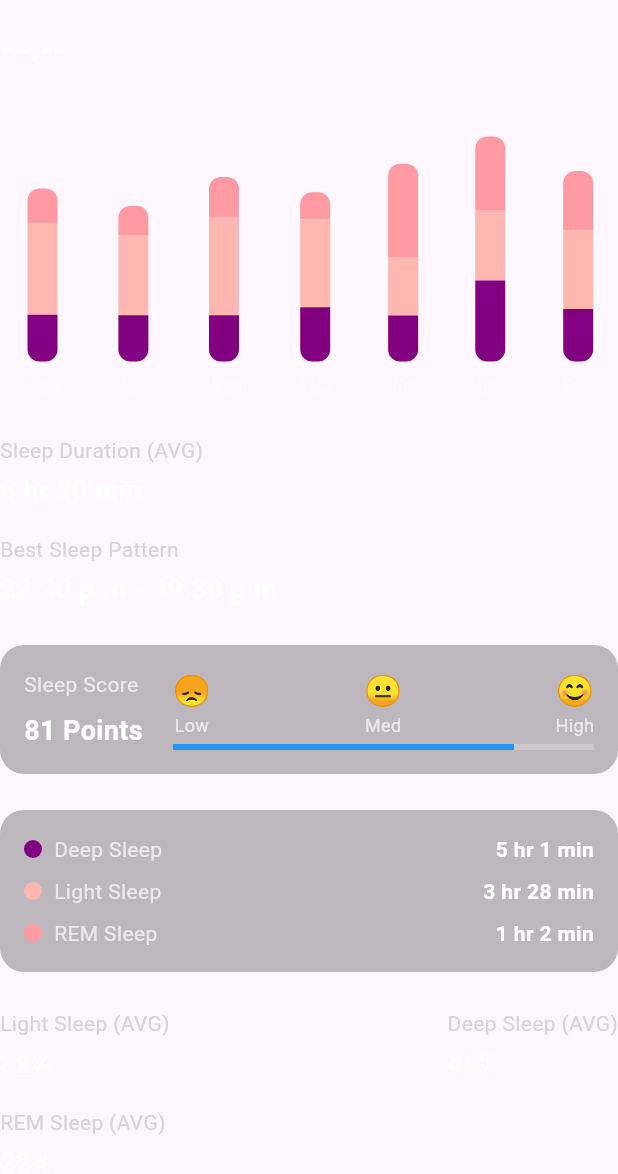
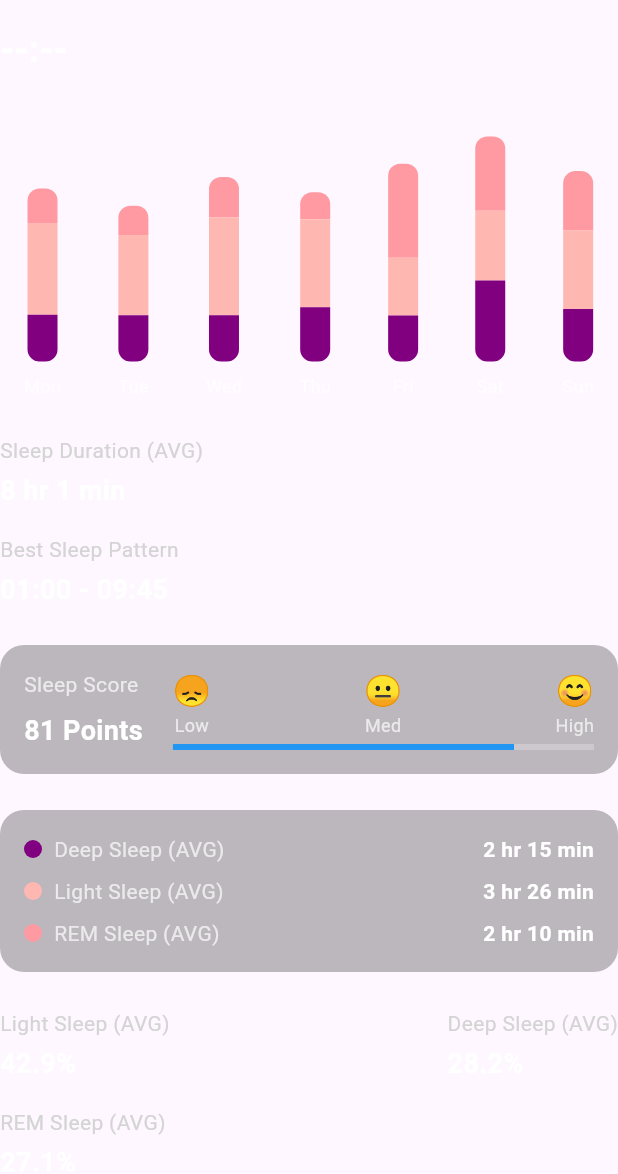
Before and after one commit to punipyuni/SleepPal, a Flutter app: the WeekStatisticsView widget shown alone on an empty page, opened directly, on a phone screen of 412 x 824 dp. Shown: the top 1174 px of the screen. Run offline on Flutter 3.47's test engine with Material 3 defaults, Android fonts, the phone set to English and light mode, and no system bars; our stand-ins replace dash_chat_2, fl_chart; missing offline and left inert: health.

Commit message:
update week_stat_view

```diff
--- a/lib/widgets/Stats/sleep_stat_provider.dart
+++ b/lib/widgets/Stats/sleep_stat_provider.dart
@@ -169,6 +169,64 @@ String get selectedDayWakeUpTime {
     notifyListeners();
   }
 
+   Duration get averageSleepDuration {
+    final totalDuration = _weeklyData.fold(Duration.zero, (sum, day) => sum + day['duration']);
+    return Duration(minutes: totalDuration.inMinutes ~/ _weeklyData.length);
+  }
+
+  String get averageSleepDurationString {
+    final avg = averageSleepDuration;
+    return '${avg.inHours} hr ${avg.inMinutes.remainder(60)} min';
+  }
+
+  String get bestSleepPattern {
+    // This is a simplified version. You might want to implement a more sophisticated algorithm.
+    final bestDay = _weeklyData.reduce((a, b) => a['duration'] > b['duration'] ? a : b);
+    final sleepTime = bestDay['sleepingTime'] as DateTime;
+    final wakeTime = bestDay['wakeUpTime'] as DateTime;
+    return '${sleepTime.hour.toString().padLeft(2, '0')}:${sleepTime.minute.toString().padLeft(2, '0')} - '
+           '${wakeTime.hour.toString().padLeft(2, '0')}:${wakeTime.minute.toString().padLeft(2, '0')}';
+  }
+
+  double get averageLightSleepPercentage {
+    final totalLight = _weeklyData.fold(0.0, (sum, day) => sum + (day['light'] as Duration).inMinutes);
+    final totalSleep = _weeklyData.fold(0.0, (sum, day) => sum + (day['duration'] as Duration).inMinutes);
+    return (totalLight / totalSleep) * 100;
+  }
+
+  double get averageDeepSleepPercentage {
+    final totalDeep = _weeklyData.fold(0.0, (sum, day) => sum + (day['deep'] as Duration).inMinutes);
+    final totalSleep = _weeklyData.fold(0.0, (sum, day) => sum + (day['duration'] as Duration).inMinutes);
+    return (totalDeep / totalSleep) * 100;
+  }
+
+  double get averageRemSleepPercentage {
+    final totalRem = _weeklyData.fold(0.0, (sum, day) => sum + (day['rem'] as Duration).inMinutes);
+    final totalSleep = _weeklyData.fold(0.0, (sum, day) => sum + (day['duration'] as Duration).inMinutes);
+    return (totalRem / totalSleep) * 100;
+  }
+
+  Duration get averageDeepSleepDuration {
+    final totalDeep = _weeklyData.fold(Duration.zero, (sum, day) => sum + (day['deep'] as Duration));
+    return Duration(minutes: totalDeep.inMinutes ~/ _weeklyData.length);
+  }
+
+  Duration get averageLightSleepDuration {
+    final totalLight = _weeklyData.fold(Duration.zero, (sum, day) => sum + (day['light'] as Duration));
+    return Duration(minutes: totalLight.inMinutes ~/ _weeklyData.length);
+  }
+
+  Duration get averageRemSleepDuration {
+    final totalRem = _weeklyData.fold(Duration.zero, (sum, day) => sum + (day['rem'] as Duration));
+    return Duration(minutes: totalRem.inMinutes ~/ _weeklyData.length);
+  }
+
+  // You can add a method to calculate sleep score if needed
+  int calculateSleepScore() {
+    // Implement your sleep score calculation logic here
+    // This is a placeholder implementation
+    return 81;
+  }
 
   DateTime getDateForIndex(int index) {
     return _currentWeekStart.add(Duration(days: index));
--- a/lib/widgets/Stats/week_stat_view.dart
+++ b/lib/widgets/Stats/week_stat_view.dart
@@ -2,8 +2,7 @@ import 'package:flutter/material.dart';
 import 'package:provider/provider.dart';
 import 'sleep_stat_provider.dart';
 import 'statistic_item.dart';
-import 'sleep_phase_chart.dart';
-import 'sleep_pie_chart.dart';
+
 
 class WeekStatisticsView extends StatelessWidget {
   @override
@@ -27,29 +26,32 @@ class WeekStatisticsView extends StatelessWidget {
               onBarSelected: provider.selectDayInWeekView,
             ),
             SizedBox(height: 24),
-
-            StatisticItem(title: 'Sleep Duration (AVG)', value: '6 hr 30 min'),
+            StatisticItem(title: 'Sleep Duration (AVG)', value: provider.averageSleepDurationString),
             SizedBox(height: 16),
-            StatisticItem(
-                title: 'Best Sleep Pattern', value: '22:30 p.m - 09:30 p.m'),
+            StatisticItem(title: 'Best Sleep Pattern', value: provider.bestSleepPattern),
             SizedBox(height: 24),
-            SleepScoreWidget(score: 81),
+            SleepScoreWidget(score: provider.calculateSleepScore()),
             SizedBox(height: 24),
-            SleepPhasesWidget(
-              deepSleep: Duration(hours: 5, minutes: 1),
-              lightSleep: Duration(hours: 3, minutes: 28),
-              remSleep: Duration(hours: 1, minutes: 2),
-            ),
+            SleepPhasesWidget(),
             SizedBox(height: 24),
             Row(
               mainAxisAlignment: MainAxisAlignment.spaceBetween,
               children: [
-                StatisticItem(title: 'Light Sleep (AVG)', value: '32%'),
-                StatisticItem(title: 'Deep Sleep (AVG)', value: '46%'),
+                StatisticItem(
+                  title: 'Light Sleep (AVG)',
+                  value: '${provider.averageLightSleepPercentage.toStringAsFixed(1)}%'
+                ),
+                StatisticItem(
+                  title: 'Deep Sleep (AVG)',
+                  value: '${provider.averageDeepSleepPercentage.toStringAsFixed(1)}%'
+                ),
               ],
             ),
             SizedBox(height: 16),
-            StatisticItem(title: 'REM Sleep (AVG)', value: '22%'),
+            StatisticItem(
+              title: 'REM Sleep (AVG)',
+              value: '${provider.averageRemSleepPercentage.toStringAsFixed(1)}%'
+            ),
           ],
         );
       },
@@ -57,11 +59,40 @@ class WeekStatisticsView extends StatelessWidget {
   }
 }
 
-class WeeklyBarChart extends StatelessWidget {
+
+class WeeklyBarChart extends StatefulWidget {
   final List<Map<String, dynamic>> data;
   final Function(int?) onBarSelected;
 
   WeeklyBarChart({required this.data, required this.onBarSelected});
+
+  @override
+  _WeeklyBarChartState createState() => _WeeklyBarChartState();
+}
+
+class _WeeklyBarChartState extends State<WeeklyBarChart>
+    with SingleTickerProviderStateMixin {
+  late AnimationController _controller;
+  late Animation<double> _animation;
+
+  @override
+  void initState() {
+    super.initState();
+    _controller = AnimationController(
+      duration: const Duration(seconds: 1),
+      vsync: this,
+    );
+
+    // Start the animation
+    _animation = Tween<double>(begin: 0, end: 1).animate(_controller);
+    _controller.forward();
+  }
+
+  @override
+  void dispose() {
+    _controller.dispose();
+    super.dispose();
+  }
 
   @override
   Widget build(BuildContext context) {
@@ -72,26 +103,27 @@ class WeeklyBarChart extends StatelessWidget {
       padding: EdgeInsets.symmetric(horizontal: 16),
       child: Row(
         mainAxisAlignment: MainAxisAlignment.spaceBetween,
-        children: List.generate(data.length, (index) {
-          final item = data[index];
+        children: List.generate(widget.data.length, (index) {
+          final item = widget.data[index];
           final double remFactor = item['remFactor'] ?? 0.0;
           final double lightFactor = item['lightFactor'] ?? 0.0;
           final double deepFactor = item['deepFactor'] ?? 0.0;
           final double heightFactor = item['heightFactor'] ?? 0.0;
           final String day = item['day'] ?? 'N/A';
-          final Duration totalDuration = item['totalDuration'] ?? Duration.zero;
-
           final bool isSelected = provider.selectedWeekDayIndex == index;
 
           return GestureDetector(
-            onTap: () => onBarSelected(isSelected ? null : index),
+            onTap: () => widget.onBarSelected(isSelected ? null : index),
             child: Column(
               mainAxisAlignment: MainAxisAlignment.end,
               children: [
                 Flexible(
-                  child: Container(
+                  child: AnimatedBuilder(
+                    animation: _animation,
+                    builder: (context, child) {
+                      return Container(
                         width: 20,
-                    height: 150 * heightFactor,
+                        height: (150 * heightFactor) * _animation.value,
                         decoration: BoxDecoration(
                           border: isSelected
                               ? Border.all(color: Colors.white, width: 2)
@@ -105,6 +137,8 @@ class WeeklyBarChart extends StatelessWidget {
                             _buildSegment(deepFactor, Color(0xFF800080), isBottomSegment: true),
                           ],
                         ),
+                      );
+                    },
                   ),
                 ),
                 SizedBox(height: 8),
@@ -113,7 +147,8 @@ class WeeklyBarChart extends StatelessWidget {
                   style: TextStyle(
                     color: isSelected ? Colors.white : Colors.white70,
                     fontSize: 12,
-                    fontWeight: isSelected ? FontWeight.bold : FontWeight.normal,
+                    fontWeight:
+                        isSelected ? FontWeight.bold : FontWeight.normal,
                   ),
                 ),
               ],
@@ -139,6 +174,7 @@ class WeeklyBarChart extends StatelessWidget {
     );
   }
 }
+
 class SleepScoreWidget extends StatelessWidget {
   final int score;
 
@@ -205,18 +241,12 @@ class SleepScoreWidget extends StatelessWidget {
     );
   }
 }
+
 class SleepPhasesWidget extends StatelessWidget {
-  final Duration deepSleep;
-  final Duration lightSleep;
-  final Duration remSleep;
-
-  SleepPhasesWidget(
-      {required this.deepSleep,
-      required this.lightSleep,
-      required this.remSleep});
-
   @override
   Widget build(BuildContext context) {
+    return Consumer<SleepStatisticsProvider>(
+      builder: (context, provider, child) {
         return Container(
           padding: EdgeInsets.all(16),
           decoration: BoxDecoration(
@@ -226,13 +256,15 @@ class SleepPhasesWidget extends StatelessWidget {
           child: Column(
             crossAxisAlignment: CrossAxisAlignment.start,
             children: [
-          _buildSleepPhaseRow('Deep Sleep', deepSleep, Color(0xFF800080)),
+              _buildSleepPhaseRow('Deep Sleep (AVG)', provider.averageDeepSleepDuration, Color(0xFF800080)),
               SizedBox(height: 8),
-          _buildSleepPhaseRow('Light Sleep', lightSleep, Color(0xFFFFB7B2)),
+              _buildSleepPhaseRow('Light Sleep (AVG)', provider.averageLightSleepDuration, Color(0xFFFFB7B2)),
               SizedBox(height: 8),
-          _buildSleepPhaseRow('REM Sleep', remSleep, Color(0xFFFF9AA2)),
+              _buildSleepPhaseRow('REM Sleep (AVG)', provider.averageRemSleepDuration, Color(0xFFFF9AA2)),
             ],
           ),
+        );
+      },
     );
   }
 
@@ -242,12 +274,15 @@ class SleepPhasesWidget extends StatelessWidget {
         Container(
           width: 12,
           height: 12,
-            decoration: BoxDecoration(shape: BoxShape.circle, color: color)),
+          decoration: BoxDecoration(shape: BoxShape.circle, color: color)
+        ),
         SizedBox(width: 8),
         Text(label, style: TextStyle(color: Colors.white70)),
         Spacer(),
-        Text('${duration.inHours} hr ${duration.inMinutes.remainder(60)} min',
-            style: TextStyle(color: Colors.white, fontWeight: FontWeight.bold)),
+        Text(
+          '${duration.inHours} hr ${duration.inMinutes.remainder(60)} min',
+          style: TextStyle(color: Colors.white, fontWeight: FontWeight.bold)
+        ),
       ],
     );
   }
```
Lines whose indentation alone changed are shown as unchanged.
